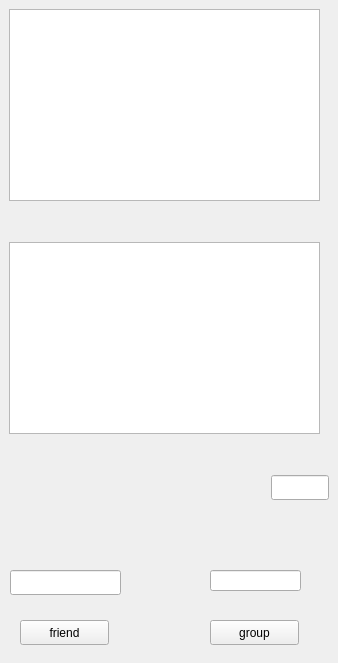
Yixingnaw/my_chat, file myclient/qqcontact.ui: the form before one commit.
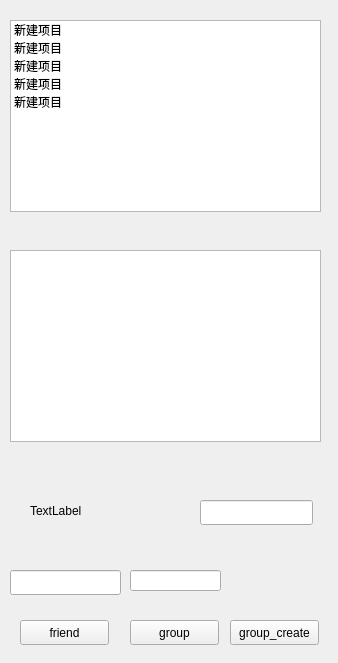
The form after the commit. Icons and pictures are not drawn.

Diff of the .ui file:
```diff
--- a/myclient/qqcontact.ui
+++ b/myclient/qqcontact.ui
@@ -16,12 +16,41 @@
   <widget class="QListWidget" name="friends">
    <property name="geometry">
     <rect>
-     <x>9</x>
-     <y>9</y>
+     <x>10</x>
+     <y>20</y>
      <width>311</width>
      <height>192</height>
     </rect>
    </property>
+   <item>
+    <property name="text">
+     <string>新建项目</string>
+    </property>
+   </item>
+   <item>
+    <property name="text">
+     <string>新建项目</string>
+    </property>
+   </item>
+   <item>
+    <property name="text">
+     <string>新建项目</string>
+    </property>
+   </item>
+   <item>
+    <property name="text">
+     <string>新建项目</string>
+    </property>
+    <property name="icon">
+     <iconset>
+      <normaloff>../../../../../Downloads/1084d9bf605afabffe77648883dd0047.jpeg</normaloff>../../../../../Downloads/1084d9bf605afabffe77648883dd0047.jpeg</iconset>
+    </property>
+   </item>
+   <item>
+    <property name="text">
+     <string>新建项目</string>
+    </property>
+   </item>
   </widget>
   <widget class="QLineEdit" name="jiahaoyou">
    <property name="geometry">
@@ -36,27 +65,17 @@
   <widget class="QListWidget" name="listWidget">
    <property name="geometry">
     <rect>
-     <x>9</x>
-     <y>242</y>
+     <x>10</x>
+     <y>250</y>
      <width>311</width>
      <height>192</height>
     </rect>
    </property>
   </widget>
-  <widget class="QLineEdit" name="lineEdit">
-   <property name="geometry">
-    <rect>
-     <x>271</x>
-     <y>475</y>
-     <width>58</width>
-     <height>25</height>
-    </rect>
-   </property>
-  </widget>
   <widget class="QLineEdit" name="jiaqun">
    <property name="geometry">
     <rect>
-     <x>210</x>
+     <x>130</x>
      <y>570</y>
      <width>91</width>
      <height>21</height>
@@ -92,7 +111,7 @@
   <widget class="QPushButton" name="add_group">
    <property name="geometry">
     <rect>
-     <x>210</x>
+     <x>130</x>
      <y>620</y>
      <width>89</width>
      <height>25</height>
@@ -102,6 +121,42 @@
     <string>group</string>
    </property>
   </widget>
+  <widget class="QLabel" name="head">
+   <property name="geometry">
+    <rect>
+     <x>30</x>
+     <y>470</y>
+     <width>67</width>
+     <height>81</height>
+    </rect>
+   </property>
+   <property name="text">
+    <string>TextLabel</string>
+   </property>
+  </widget>
+  <widget class="QLineEdit" name="lineEdit">
+   <property name="geometry">
+    <rect>
+     <x>200</x>
+     <y>500</y>
+     <width>113</width>
+     <height>25</height>
+    </rect>
+   </property>
+  </widget>
+  <widget class="QPushButton" name="group_create">
+   <property name="geometry">
+    <rect>
+     <x>230</x>
+     <y>620</y>
+     <width>89</width>
+     <height>25</height>
+    </rect>
+   </property>
+   <property name="text">
+    <string>group_create</string>
+   </property>
+  </widget>
  </widget>
  <resources/>
  <connections/>
```
